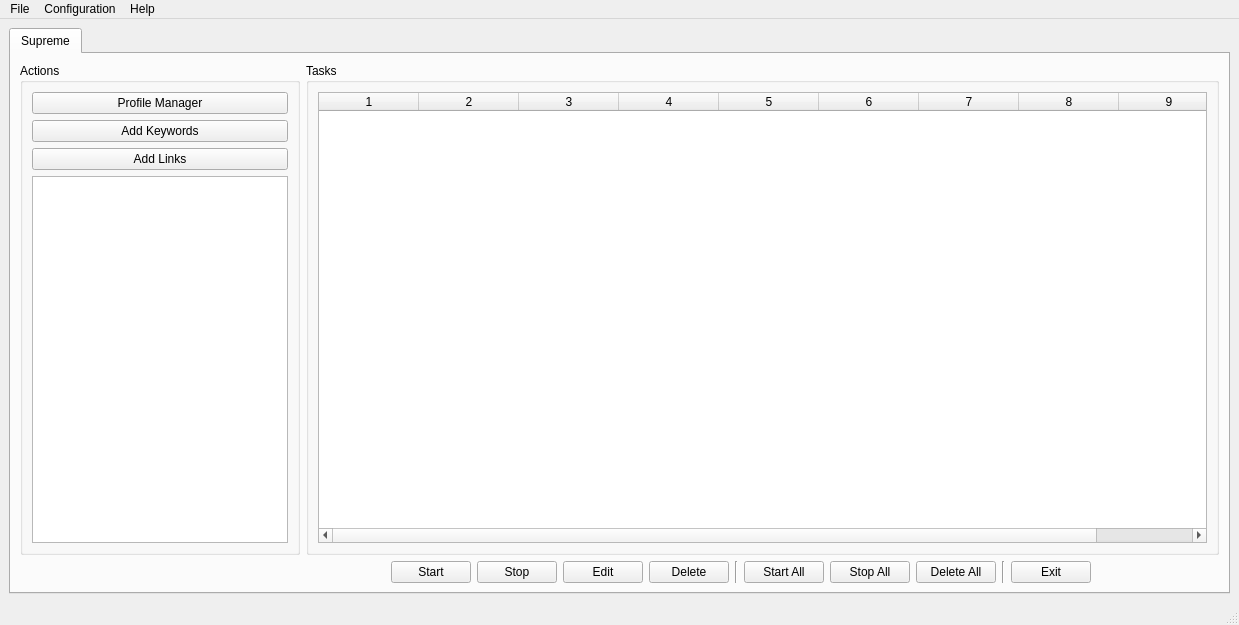
Above: supreme/view/supreme.ui from phongtran0715/shoppingbot before the change. Below: the same form after it.
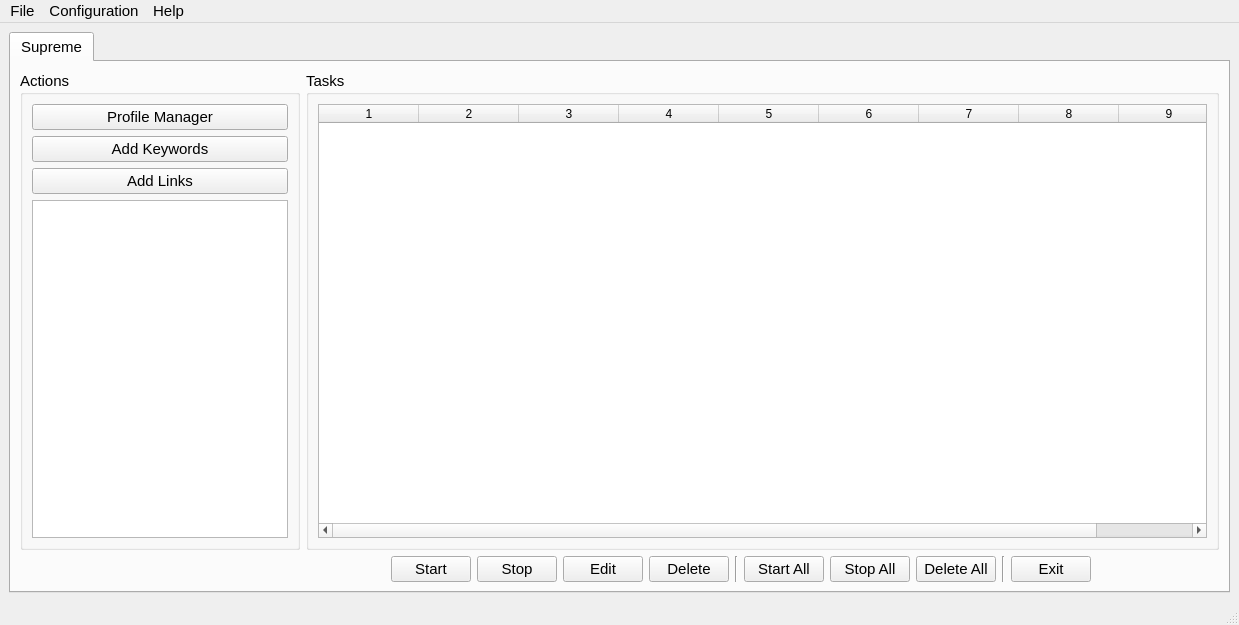
That is the form after the change. Icons and pictures are not drawn.

What changed in the file:
```diff
--- a/supreme/view/supreme.ui
+++ b/supreme/view/supreme.ui
@@ -13,6 +13,11 @@
     <height>625</height>
    </rect>
   </property>
+  <property name="font">
+   <font>
+    <pointsize>11</pointsize>
+   </font>
+  </property>
   <property name="windowTitle">
    <string>Supreme</string>
   </property>
@@ -127,6 +132,11 @@
         </item>
         <item row="2" column="4">
          <widget class="QPushButton" name="btnStart">
+          <property name="font">
+           <font>
+            <pointsize>11</pointsize>
+           </font>
+          </property>
           <property name="text">
            <string>Start</string>
           </property>
@@ -233,7 +243,7 @@
      <x>0</x>
      <y>0</y>
      <width>1239</width>
-     <height>25</height>
+     <height>26</height>
     </rect>
    </property>
    <widget class="QMenu" name="menuFIle">
```
Left out of the diff: 4 changed lines with no effect on the pictures.
